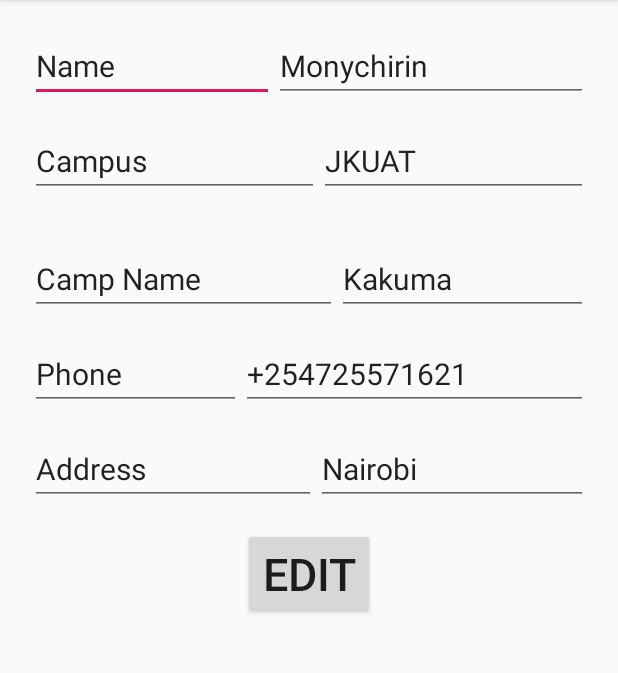
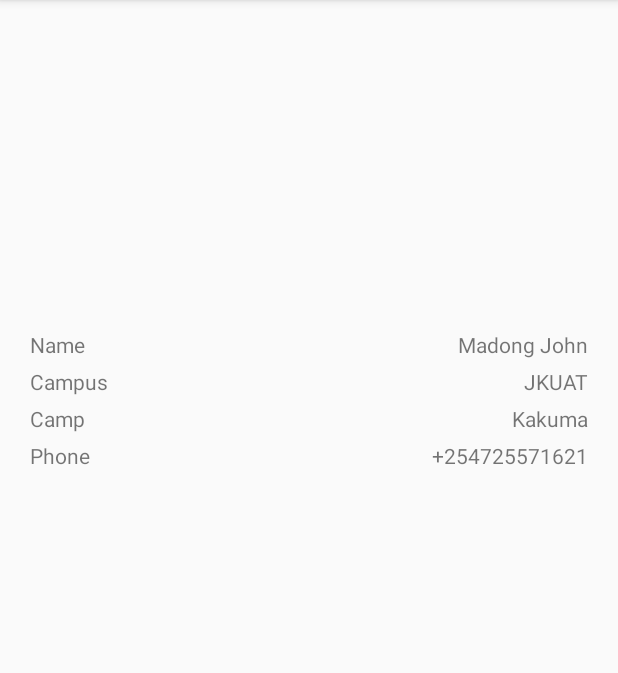
Before and after one commit to John-Monychirin/Biodata, an Android app: the screen it shows after launch (MainActivity), on a phone screen of 412 x 824 dp, the part 84-757 px from its top. Run offline under Robolectric (Android 15) with nearby library versions, the phone set to English and light mode, and no system bars.

Commit message:
relativeLayout

```diff
--- a/app/src/main/res/layout/activity_main.xml
+++ b/app/src/main/res/layout/activity_main.xml
@@ -1,5 +1,5 @@
 <?xml version="1.0" encoding="utf-8"?>
-<android.support.v7.widget.LinearLayoutCompat xmlns:android="http://schemas.android.com/apk/res/android"
+<RelativeLayout xmlns:android="http://schemas.android.com/apk/res/android"
     xmlns:app="http://schemas.android.com/apk/res-auto"
     android:orientation="vertical"
     xmlns:tools="http://schemas.android.com/tools"
@@ -10,140 +10,98 @@
     android:layout_marginStart="20dp"
     tools:context=".MainActivity">
 
-    <android.support.v7.widget.LinearLayoutCompat
+    <ImageView
+        android:layout_width="100dp"
+        android:layout_height="100dp"
+        android:layout_marginTop="40dp"
+        android:layout_marginLeft="70dp"
+
+
+        />
+
+    <RelativeLayout
         android:layout_width="match_parent"
         android:layout_height="wrap_content"
+        android:layout_marginTop="200dp"
         android:orientation="horizontal">
 
-        <android.support.v7.widget.AppCompatAutoCompleteTextView
+        <TextView
+         android:id="@+id/name"
+            android:layout_width="match_parent"
             android:layout_height="wrap_content"
-            android:layout_width="wrap_content"
             android:text="Name"
-            android:textSize="20dp"
-            android:gravity="start"
-            android:layout_marginBottom="15dp"
-            android:layout_weight="1"/>
-
-        <android.support.v7.widget.AppCompatAutoCompleteTextView
-            android:layout_height="wrap_content"
-            android:layout_width="wrap_content"
-            android:text="Monychirin"
-            android:textSize="20dp"
-            android:gravity="start"
-            android:layout_marginBottom="15dp"
-            android:layout_weight="1"/>
-    </android.support.v7.widget.LinearLayoutCompat>
-
-    <android.support.v7.widget.LinearLayoutCompat
+        />
+    <TextView
         android:layout_width="match_parent"
         android:layout_height="wrap_content"
-        android:layout_marginBottom="15dp"
-        android:orientation="horizontal">
+        android:text="Madong John"
+        android:id="@+id/joni"
+        android:layout_alignParentRight="true"
+        android:textAlignment="textEnd"
+        />
 
-        <android.support.v7.widget.AppCompatAutoCompleteTextView
+        <TextView
+            android:id="@+id/cam"
+            android:layout_width="match_parent"
             android:layout_height="wrap_content"
-            android:layout_width="wrap_content"
+            android:layout_marginTop="5dp"
             android:text="Campus"
-            android:textSize="20dp"
-            android:gravity="start"
-            android:layout_marginBottom="15dp"
-            android:layout_weight="1"
+            android:layout_below="@+id/name"
+            />
+        <TextView
+            android:layout_width="match_parent"
+            android:layout_height="wrap_content"
+            android:layout_marginTop="5dp"
+            android:text="JKUAT"
+            android:id="@+id/uni"
+            android:layout_alignParentRight="true"
+            android:textAlignment="textEnd"
+            android:layout_below="@+id/joni"
             />
 
-        <android.support.v7.widget.AppCompatAutoCompleteTextView
+        <TextView
+            android:id="@+id/ref"
+            android:layout_width="match_parent"
             android:layout_height="wrap_content"
-            android:layout_width="wrap_content"
-            android:text="JKUAT"
-            android:textSize="20dp"
-            android:gravity="start"
-            android:layout_marginBottom="15dp"
-            android:layout_weight="1"
+            android:layout_marginTop="5dp"
+            android:text="Camp"
+            android:layout_below="@+id/cam"
             />
-    </android.support.v7.widget.LinearLayoutCompat>
+        <TextView
+            android:layout_width="match_parent"
+            android:layout_height="wrap_content"
+            android:layout_marginTop="5dp"
+            android:text="Kakuma"
+            android:id="@+id/kak"
+            android:layout_alignParentRight="true"
+            android:textAlignment="textEnd"
+            android:layout_below="@+id/uni"
+            />
 
-
-    <android.support.v7.widget.LinearLayoutCompat
-        android:layout_width="match_parent"
-        android:layout_height="wrap_content"
-        android:orientation="horizontal">
-
-        <android.support.v7.widget.AppCompatAutoCompleteTextView
+        <TextView
+            android:id="@+id/number"
+            android:layout_width="match_parent"
             android:layout_height="wrap_content"
-            android:layout_width="wrap_content"
-            android:text="Camp Name"
-            android:textSize="20dp"
-            android:gravity="start"
-            android:layout_marginBottom="15dp"
-            android:layout_weight="1"/>
-
-        <android.support.v7.widget.AppCompatAutoCompleteTextView
+            android:layout_marginTop="5dp"
+            android:text="Phone"
+            android:layout_below="@+id/ref"
+            />
+        <TextView
+            android:layout_width="match_parent"
             android:layout_height="wrap_content"
-            android:layout_width="wrap_content"
-            android:text="Kakuma"
-            android:textSize="20dp"
-            android:gravity="start"
-            android:layout_marginBottom="15dp"
-            android:layout_weight="1"/>
-    </android.support.v7.widget.LinearLayoutCompat>
-
-    <android.support.v7.widget.LinearLayoutCompat
-        android:layout_width="match_parent"
-        android:layout_height="wrap_content"
-        android:orientation="horizontal">
-
-        <android.support.v7.widget.AppCompatAutoCompleteTextView
-            android:layout_height="wrap_content"
-            android:layout_width="wrap_content"
-            android:text="Phone"
-            android:textSize="20dp"
-            android:gravity="start"
-            android:layout_marginBottom="15dp"
-            android:layout_weight="1"/>
-
-        <android.support.v7.widget.AppCompatAutoCompleteTextView
-            android:layout_height="wrap_content"
-            android:layout_width="wrap_content"
+            android:layout_marginTop="5dp"
             android:text="+254725571621"
-            android:textSize="20dp"
-            android:gravity="start"
-            android:layout_marginBottom="15dp"
-            android:layout_weight="1"/>
-    </android.support.v7.widget.LinearLayoutCompat>
-
-
-    <android.support.v7.widget.LinearLayoutCompat
-        android:layout_width="match_parent"
-        android:layout_height="wrap_content"
-        android:orientation="horizontal">
-
-        <android.support.v7.widget.AppCompatAutoCompleteTextView
-            android:layout_height="wrap_content"
-            android:layout_width="wrap_content"
-            android:text="Address"
-            android:textSize="20dp"
-            android:gravity="start"
-            android:layout_marginBottom="15dp"
-            android:layout_weight="1"/>
-
-        <android.support.v7.widget.AppCompatAutoCompleteTextView
-            android:layout_height="wrap_content"
-            android:layout_width="wrap_content"
-            android:text="Nairobi"
-            android:textSize="20dp"
-            android:gravity="start"
-            android:layout_marginBottom="15dp"
-            android:layout_weight="1"/>
-    </android.support.v7.widget.LinearLayoutCompat>
-
-    <Button
-        android:layout_width="wrap_content"
-        android:layout_height="wrap_content"
-        android:gravity="center"
-        android:layout_gravity="center"
-        android:text="Edit"
-        android:textSize="30dp"/>
+            android:id="@+id/digit"
+            android:layout_alignParentRight="true"
+            android:textAlignment="textEnd"
+            android:layout_below="@+id/kak"
+            />
 
 
 
 
-</android.support.v7.widget.LinearLayoutCompat>
+
+
+</RelativeLayout>
+
+</RelativeLayout>
```
Also changed, not shown: app/src/main/res/drawable/johnte.jpg (added).
